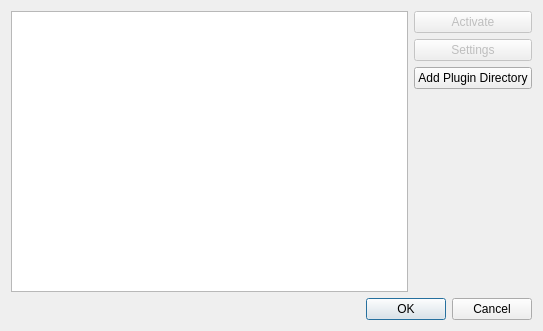
This is source/VIEW/DIALOGS/pluginDialog.ui in BALL-Project/ball as Qt 5 draws it before an edit. The edited form follows.
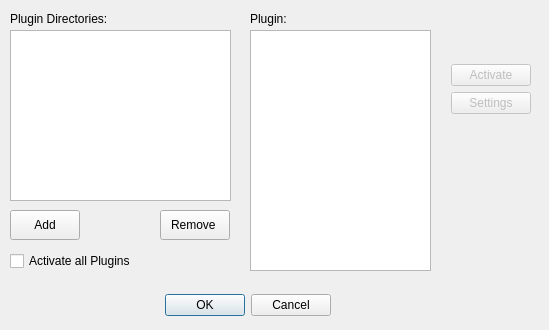
This is the edited form. Icons and pictures are not drawn.

```diff
--- a/source/VIEW/DIALOGS/pluginDialog.ui
+++ b/source/VIEW/DIALOGS/pluginDialog.ui
@@ -5,84 +5,183 @@
    <rect>
     <x>0</x>
     <y>0</y>
-    <width>543</width>
-    <height>331</height>
+    <width>549</width>
+    <height>330</height>
    </rect>
   </property>
   <property name="windowTitle" >
    <string>Configure Plugins</string>
   </property>
-  <layout class="QVBoxLayout" name="verticalLayout_2" >
-   <item>
-    <layout class="QHBoxLayout" name="horizontalLayout" >
-     <item>
-      <widget class="QListView" name="pluginView" >
-       <property name="autoFillBackground" >
-        <bool>false</bool>
-       </property>
-       <property name="alternatingRowColors" >
-        <bool>true</bool>
-       </property>
-      </widget>
-     </item>
-     <item>
-      <layout class="QVBoxLayout" name="verticalLayout" >
-       <item>
-        <widget class="QPushButton" name="togglePluginButton" >
-         <property name="enabled" >
-          <bool>false</bool>
-         </property>
-         <property name="text" >
-          <string>Activate</string>
-         </property>
-        </widget>
-       </item>
-       <item>
-        <widget class="QPushButton" name="settingsButton" >
-         <property name="enabled" >
-          <bool>false</bool>
-         </property>
-         <property name="text" >
-          <string>Settings</string>
-         </property>
-         <property name="icon" >
-          <iconset>
-           <normaloff>../../../../../../../../usr/kde/4.1/share/icons/oxygen/16x16/actions/configure.png</normaloff>../../../../../../../../usr/kde/4.1/share/icons/oxygen/16x16/actions/configure.png</iconset>
-         </property>
-        </widget>
-       </item>
-       <item>
-        <widget class="QPushButton" name="pluginDirButton" >
-         <property name="text" >
-          <string>Add Plugin Directory</string>
-         </property>
-        </widget>
-       </item>
-       <item>
-        <spacer name="verticalSpacer" >
-         <property name="orientation" >
-          <enum>Qt::Vertical</enum>
-         </property>
-         <property name="sizeHint" stdset="0" >
-          <size>
-           <width>20</width>
-           <height>40</height>
-          </size>
-         </property>
-        </spacer>
-       </item>
-      </layout>
-     </item>
-    </layout>
-   </item>
-   <item>
-    <widget class="QDialogButtonBox" name="buttonBox" >
-     <property name="standardButtons" >
-      <set>QDialogButtonBox::Cancel|QDialogButtonBox::Ok</set>
-     </property>
-    </widget>
-   </item>
-  </layout>
+  <widget class="QDialogButtonBox" name="buttonBox" >
+   <property name="geometry" >
+    <rect>
+     <x>140</x>
+     <y>290</y>
+     <width>191</width>
+     <height>31</height>
+    </rect>
+   </property>
+   <property name="standardButtons" >
+    <set>QDialogButtonBox::Cancel|QDialogButtonBox::Ok</set>
+   </property>
+  </widget>
+  <widget class="QLabel" name="label" >
+   <property name="geometry" >
+    <rect>
+     <x>10</x>
+     <y>10</y>
+     <width>131</width>
+     <height>18</height>
+    </rect>
+   </property>
+   <property name="text" >
+    <string>Plugin Directories:</string>
+   </property>
+  </widget>
+  <widget class="QLabel" name="label_2" >
+   <property name="geometry" >
+    <rect>
+     <x>250</x>
+     <y>10</y>
+     <width>131</width>
+     <height>18</height>
+    </rect>
+   </property>
+   <property name="text" >
+    <string>Plugin:</string>
+   </property>
+  </widget>
+  <widget class="QPushButton" name="plugin_dir_button_add" >
+   <property name="enabled" >
+    <bool>true</bool>
+   </property>
+   <property name="geometry" >
+    <rect>
+     <x>10</x>
+     <y>210</y>
+     <width>70</width>
+     <height>30</height>
+    </rect>
+   </property>
+   <property name="sizePolicy" >
+    <sizepolicy vsizetype="Minimum" hsizetype="Minimum" >
+     <horstretch>0</horstretch>
+     <verstretch>0</verstretch>
+    </sizepolicy>
+   </property>
+   <property name="text" >
+    <string>Add</string>
+   </property>
+   <property name="checkable" >
+    <bool>false</bool>
+   </property>
+  </widget>
+  <widget class="QPushButton" name="plugin_dir_button_remove" >
+   <property name="enabled" >
+    <bool>true</bool>
+   </property>
+   <property name="geometry" >
+    <rect>
+     <x>160</x>
+     <y>210</y>
+     <width>70</width>
+     <height>30</height>
+    </rect>
+   </property>
+   <property name="sizePolicy" >
+    <sizepolicy vsizetype="Minimum" hsizetype="Minimum" >
+     <horstretch>0</horstretch>
+     <verstretch>0</verstretch>
+    </sizepolicy>
+   </property>
+   <property name="text" >
+    <string>Remove </string>
+   </property>
+  </widget>
+  <widget class="QListView" name="plugin_view" >
+   <property name="geometry" >
+    <rect>
+     <x>250</x>
+     <y>30</y>
+     <width>181</width>
+     <height>241</height>
+    </rect>
+   </property>
+   <property name="iconSize" >
+    <size>
+     <width>16</width>
+     <height>10</height>
+    </size>
+   </property>
+   <property name="viewMode" >
+    <enum>QListView::IconMode</enum>
+   </property>
+  </widget>
+  <widget class="QListWidget" name="plugin_directories_view" >
+   <property name="geometry" >
+    <rect>
+     <x>10</x>
+     <y>30</y>
+     <width>221</width>
+     <height>171</height>
+    </rect>
+   </property>
+  </widget>
+  <widget class="QCheckBox" name="activate_all_plugins_check_box" >
+   <property name="geometry" >
+    <rect>
+     <x>10</x>
+     <y>250</y>
+     <width>141</width>
+     <height>22</height>
+    </rect>
+   </property>
+   <property name="text" >
+    <string>Activate all Plugins</string>
+   </property>
+  </widget>
+  <widget class="QWidget" name="" >
+   <property name="geometry" >
+    <rect>
+     <x>451</x>
+     <y>64</y>
+     <width>85</width>
+     <height>66</height>
+    </rect>
+   </property>
+   <layout class="QFormLayout" name="formLayout" >
+    <item row="0" column="0" >
+     <widget class="QPushButton" name="plugin_toggle_button" >
+      <property name="enabled" >
+       <bool>false</bool>
+      </property>
+      <property name="sizePolicy" >
+       <sizepolicy vsizetype="Minimum" hsizetype="Minimum" >
+        <horstretch>0</horstretch>
+        <verstretch>0</verstretch>
+       </sizepolicy>
+      </property>
+      <property name="text" >
+       <string>Activate</string>
+      </property>
+     </widget>
+    </item>
+    <item row="1" column="0" >
+     <widget class="QPushButton" name="settings_button" >
+      <property name="enabled" >
+       <bool>false</bool>
+      </property>
+      <property name="text" >
+       <string>Settings</string>
+      </property>
+      <property name="icon" >
+       <iconset>
+        <normaloff>../../../../../../../../usr/kde/4.1/share/icons/oxygen/16x16/actions/configure.png</normaloff>../../../../../../../../usr/kde/4.1/share/icons/oxygen/16x16/actions/configure.png</iconset>
+      </property>
+     </widget>
+    </item>
+   </layout>
+  </widget>
  </widget>
  <resources/>
  <connections>
```
Left out of the diff: 86 changed lines with no effect on the pictures.
